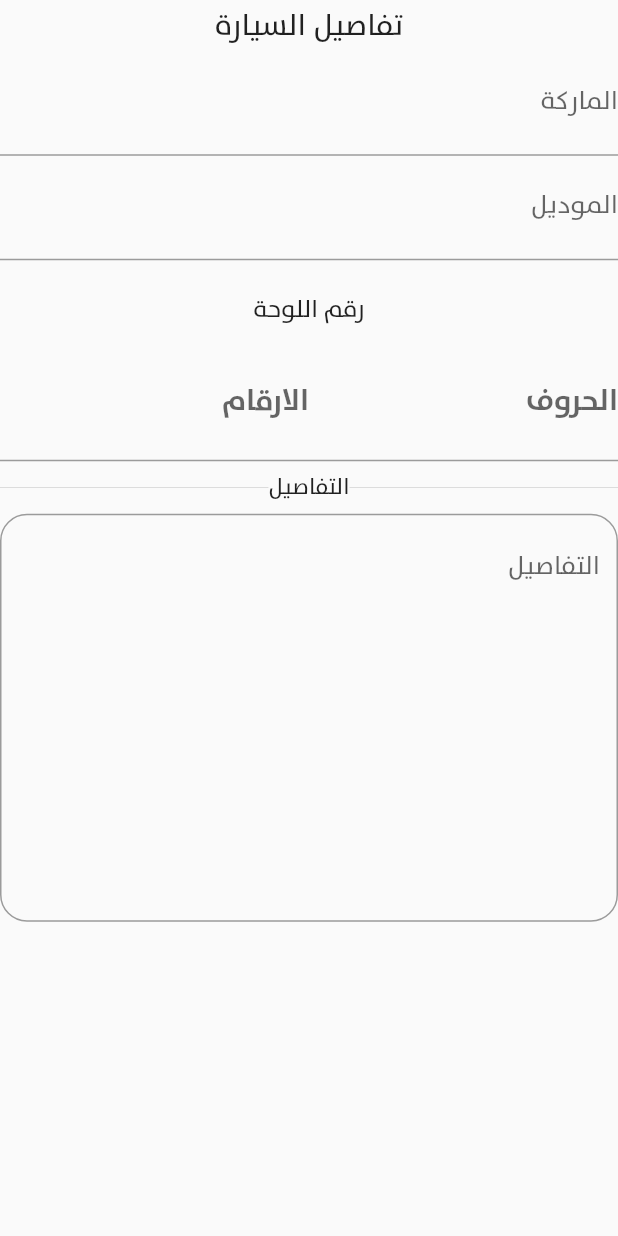
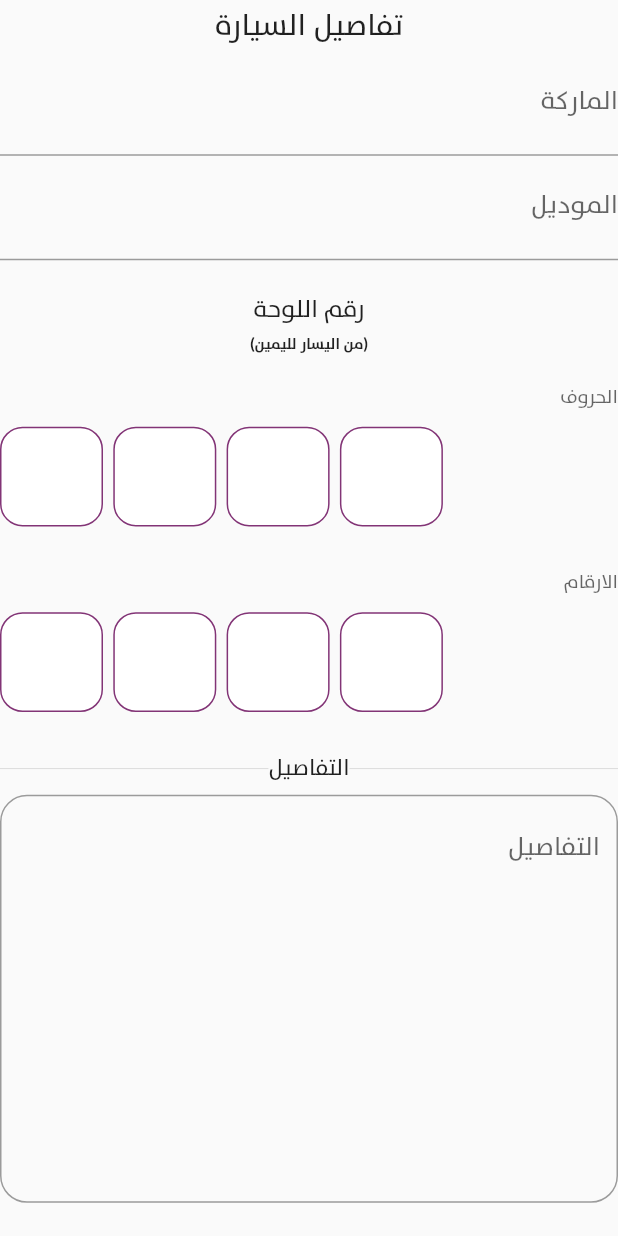
Before and after one commit to MustafaAhmed20/lost-mobile_app, a Flutter app: the FormCar widget shown alone on an empty page, opened directly with empty values, on a phone screen of 412 x 824 dp. Run offline on Flutter 3.47's test engine with Material 2 defaults, Android fonts, the light colour scheme and no system bars; drawn by our look-alikes of flutter_form_builder; our stand-ins replace carousel_slider, chips_choice, file_picker, flutter_image_compress, flutter_login, flutter_spinkit and 8 more; missing offline and left inert: country_pickers, flutter_verification_code, map_launcher; accounts and stored records are empty; generated files the repository leaves out were written again.

Commit message:
alter car form

```diff
--- a/lib/models/appData.dart
+++ b/lib/models/appData.dart
@@ -976,7 +976,7 @@ class PostData extends ChangeNotifier {
     // create local copy from the data
     Map<dynamic, dynamic> data = Map<dynamic, dynamic>()..addAll(passedData);
 
-    List<File> photos = data['photos'];
+    List<File> photos = data['photos'] ?? [];
     data.remove('photos');
 
     if (data['location'] != null) {
--- a/lib/pages/forms/car_form.dart
+++ b/lib/pages/forms/car_form.dart
@@ -8,8 +8,17 @@ import 'package:flutter_form_builder/flutter_form_builder.dart';
 import 'package:lost/app_localizations.dart';
 import 'package:lost/pages/forms/details_field.dart';
 
+// colors
+import 'package:lost/constants.dart';
+
 // validation
 import 'package:lost/pages/validators.dart';
+
+// sizer
+import 'package:sizer/sizer.dart';
+
+//
+import 'package:lost/widgets/verification_code.dart';
 
 class FormCar extends StatefulWidget {
   final GlobalKey<FormBuilderState> formKey;
@@ -23,13 +32,8 @@ class FormCar extends StatefulWidget {
 }
 
 class _FormCarState extends State<FormCar> {
-  final TextEditingController controller = TextEditingController();
-
-  bool isTextFieldUpdatedByUser = false;
-
   @override
   void dispose() {
-    controller.dispose();
     super.dispose();
   }
 
@@ -95,89 +99,97 @@ class _FormCarState extends State<FormCar> {
               ),
         ),
 
-        // plate number
+        // plate number title
         Padding(
           padding: const EdgeInsets.only(top: 20, bottom: 10),
-          child: Text(
+          child: Column(
+            children: [
+              Text(
                 AppLocalizations.of(context).translate('carForm_plate'),
                 style: TextStyle(fontSize: 16),
+              ),
+              Text(
+                '(من اليسار لليمين)',
+                style: TextStyle(fontSize: 10, fontWeight: FontWeight.w600),
+              ),
+            ],
           ),
         ),
 
         // plate number & letters
-        Row(
+        Column(
           children: [
-            // plate number - letters
-            Expanded(
-              child: FormBuilderTextField(
+            // plate letters
+            FormBuilderField<String>(
               name: "plate_number_letters",
-                  controller: controller,
+              builder: (field) => InputDecorator(
                 decoration: InputDecoration(
                   labelText: AppLocalizations.of(context)
                       .translate('carForm_plateLetters'),
-                    labelStyle: TextStyle(
-                      letterSpacing: 1.0,
+                  border: InputBorder.none,
+                  errorText: field.errorText,
+                ),
+                child: Container(
+                  padding: EdgeInsets.symmetric(vertical: 1.h),
+                  width: 100.w,
+                  child: Directionality(
+                    textDirection: TextDirection.ltr,
+                    child: VerificationCode(
+                      textStyle: TextStyle(
+                          fontSize: 16.0.sp, color: textColorDarkBlack),
+                      itemSize: 50.sp,
+                      keyboardType: TextInputType.text,
+                      length: 4,
+                      onCompleted: (String value) {},
+                      onChanged: (value) {
+                        field.didChange(value);
+                      },
+                      onEditing: (bool value) {},
                     ),
                   ),
-                  valueTransformer: (value) {
-                    // return '88';
-                    return value;
-                  },
-                  onChanged: (value) {
-                    // print(value);
-                    // formKey.currentState.fields['plate_number_letters']
-                    //     .didChange('8');
-
-                    // widget.formKey.currentState.fields['plate_number_letters']
-                    //     .setValue('8');
-                    // setState(() {
-                    // print('this happend');
-                    // if (!isTextFieldUpdatedByUser) {
-                    //   isTextFieldUpdatedByUser = true;
-
-                    //   print('change happend!');
-                    //   setState(() {
-                    //     controller.text = '8';
-                    //   });
-                    //   return;
-                    // }
-                    // isTextFieldUpdatedByUser = false;
-                    // });
-                  },
-                  style: TextStyle(
-                    letterSpacing: 7.0,
-                    fontSize: 20,
-                    fontWeight: FontWeight.bold,
+                ),
               ),
               validator: (val) {
-                    String firstValidate = FormBuilderValidators.required(
-                        context,
+                String firstValidate = FormBuilderValidators.required(context,
                     errorText: AppLocalizations.of(context)
                         .translate('operatioForm_requiredError'))(val);
 
                 if (firstValidate != null) return firstValidate;
 
                 // validate the value
-
                 return validatPlateNumberLetters(context, val);
-                  }),
+              },
             ),
 
-            // plate number - numbers
-            Expanded(
-              child: FormBuilderTextField(
+            // plate numbers
+            FormBuilderField<String>(
               name: "plate_number_numbers",
+              builder: (field) => InputDecorator(
                 decoration: InputDecoration(
                   labelText: AppLocalizations.of(context)
                       .translate('carForm_plateNumbers'),
-                  labelStyle: TextStyle(
-                    letterSpacing: 1.0,
+                  border: InputBorder.none,
+                  errorText: field.errorText,
+                ),
+                child: Container(
+                  padding: EdgeInsets.symmetric(vertical: 1.h),
+                  width: 100.w,
+                  child: Directionality(
+                    textDirection: TextDirection.ltr,
+                    child: VerificationCode(
+                      textStyle: TextStyle(
+                          fontSize: 16.0.sp, color: textColorDarkBlack),
+                      itemSize: 50.sp,
+                      keyboardType: TextInputType.number,
+                      length: 4,
+                      onCompleted: (String value) {},
+                      onChanged: (value) {
+                        field.didChange(value);
+                      },
+                      onEditing: (bool value) {},
                     ),
                   ),
-                style: TextStyle(
-                  letterSpacing: 7.0,
-                  fontSize: 20,
-                  fontWeight: FontWeight.bold,
+                ),
               ),
               validator: (value) {
                 String firstValidate = FormBuilderValidators.required(context,
@@ -190,9 +202,97 @@ class _FormCarState extends State<FormCar> {
                 return validatPlateNumberNumbers(context, value);
               },
             ),
-            )
           ],
         ),
+
+        // // Row(
+        //   children: [
+        //     // plate number - letters
+        //     Expanded(
+        //       child: FormBuilderTextField(
+        //           name: "plate_number_letters",
+        //           controller: controller,
+        //           decoration: InputDecoration(
+        //             labelText: AppLocalizations.of(context)
+        //                 .translate('carForm_plateLetters'),
+        //             labelStyle: TextStyle(
+        //               letterSpacing: 1.0,
+        //             ),
+        //           ),
+        //           valueTransformer: (value) {
+        //             // return '88';
+        //             return value;
+        //           },
+        //           onChanged: (value) {
+        //             // print(value);
+        //             // formKey.currentState.fields['plate_number_letters']
+        //             //     .didChange('8');
+
+        //             // widget.formKey.currentState.fields['plate_number_letters']
+        //             //     .setValue('8');
+        //             // setState(() {
+        //             // print('this happend');
+        //             // if (!isTextFieldUpdatedByUser) {
+        //             //   isTextFieldUpdatedByUser = true;
+
+        //             //   print('change happend!');
+        //             //   setState(() {
+        //             //     controller.text = '8';
+        //             //   });
+        //             //   return;
+        //             // }
+        //             // isTextFieldUpdatedByUser = false;
+        //             // });
+        //           },
+        //           style: TextStyle(
+        //             letterSpacing: 7.0,
+        //             fontSize: 20,
+        //             fontWeight: FontWeight.bold,
+        //           ),
+        //           validator: (val) {
+        //             String firstValidate = FormBuilderValidators.required(
+        //                 context,
+        //                 errorText: AppLocalizations.of(context)
+        //                     .translate('operatioForm_requiredError'))(val);
+
+        //             if (firstValidate != null) return firstValidate;
+
+        //             // validate the value
+
+        //             return validatPlateNumberLetters(context, val);
+        //           }),
+        //     ),
+
+        //     // plate number - numbers
+        //     Expanded(
+        //       child: FormBuilderTextField(
+        //         name: "plate_number_numbers",
+        //         decoration: InputDecoration(
+        //           labelText: AppLocalizations.of(context)
+        //               .translate('carForm_plateNumbers'),
+        //           labelStyle: TextStyle(
+        //             letterSpacing: 1.0,
+        //           ),
+        //         ),
+        //         style: TextStyle(
+        //           letterSpacing: 7.0,
+        //           fontSize: 20,
+        //           fontWeight: FontWeight.bold,
+        //         ),
+        //         validator: (value) {
+        //           String firstValidate = FormBuilderValidators.required(context,
+        //               errorText: AppLocalizations.of(context)
+        //                   .translate('operatioForm_requiredError'))(value);
+
+        //           if (firstValidate != null) return firstValidate;
+
+        //           // validate the value
+        //           return validatPlateNumberNumbers(context, value);
+        //         },
+        //       ),
+        //     )
+        //   ],
+        // ),
 
         //details
         Visibility(
--- /dev/null
+++ b/lib/widgets/verification_code.dart
@@ -0,0 +1,224 @@
+import 'package:flutter/material.dart';
+
+// colors
+import 'package:lost/constants.dart';
+
+class VerificationCode extends StatefulWidget {
+  final ValueChanged<String> onCompleted;
+  final ValueChanged<String> onChanged;
+  final ValueChanged<bool> onEditing;
+  final TextInputType keyboardType;
+  final int length;
+  final double itemSize;
+  // in case underline color is null it will use primaryColor from Theme
+  final Color underlineColor;
+  final TextStyle textStyle;
+  //TODO autofocus == true bug
+  final bool autofocus;
+
+  ///takes any widget, display it, when tap on that element - clear all fields
+  final Widget clearAll;
+
+  VerificationCode({
+    Key key,
+    @required this.onCompleted,
+    @required this.onChanged,
+    @required this.onEditing,
+    this.keyboardType = TextInputType.number,
+    this.length = 4,
+    this.underlineColor,
+    this.itemSize = 50,
+    this.textStyle = const TextStyle(fontSize: 25.0),
+    this.autofocus = false,
+    this.clearAll,
+  })  : assert(length > 0),
+        assert(itemSize > 0),
+        assert(onCompleted != null),
+        assert(onChanged != null),
+        assert(onEditing != null),
+        super(key: key);
+
+  @override
+  _VerificationCodeState createState() => _VerificationCodeState();
+}
+
+class _VerificationCodeState extends State<VerificationCode> {
+  List<FocusNode> _listFocusNode = <FocusNode>[];
+  List<TextEditingController> _listControllerText = <TextEditingController>[];
+  List<String> _code = [];
+  int _currentIndex = 0;
+
+  @override
+  void initState() {
+    _listFocusNode.clear();
+    for (var i = 0; i < widget.length; i++) {
+      _listFocusNode.add(FocusNode(debugLabel: '$i'));
+      _listControllerText.add(TextEditingController());
+      _code.add('');
+    }
+    super.initState();
+  }
+
+  String _getInputVerify() {
+    String verifyCode = "";
+    for (var i = 0; i < widget.length; i++) {
+      for (var index = 0; index < _listControllerText[i].text.length; index++) {
+        if (_listControllerText[i].text[index] != "") {
+          verifyCode += _listControllerText[i].text[index];
+        }
+      }
+    }
+    return verifyCode;
+  }
+
+  Widget _buildInputItem(int index) {
+    return Column(
+      children: [
+        Container(
+          decoration: BoxDecoration(
+            color: Colors.white,
+            borderRadius: BorderRadius.circular(15),
+            border: Border.all(color: mainLiteColor),
+          ),
+          child: TextField(
+            keyboardType: widget.keyboardType,
+            maxLines: 1,
+            maxLength: 1,
+            controller: _listControllerText[index],
+            focusNode: _listFocusNode[index],
+            showCursor: true,
+            maxLengthEnforced: true,
+            autocorrect: false,
+            textAlign: TextAlign.center,
+            autofocus: widget.autofocus,
+            style: widget.textStyle,
+            decoration: InputDecoration(
+              // enabledBorder: UnderlineInputBorder(
+              //   borderSide: BorderSide(color: Colors.grey),
+              // ),
+              // focusedBorder: UnderlineInputBorder(
+              //   borderSide: BorderSide(
+              //       color: widget.underlineColor ?? Theme.of(context).primaryColor),
+              // ),
+              border: InputBorder.none,
+              counterText: "",
+              contentPadding: EdgeInsets.all(((widget.itemSize * 2) / 10)),
+              errorMaxLines: 1,
+            ),
+            // textInputAction: TextInputAction.previous,
+            onChanged: (String value) {
+              if ((_currentIndex + 1) == widget.length && value.length > 0) {
+                widget.onEditing(false);
+                widget.onChanged(_getInputVerify());
+              } else {
+                widget.onEditing(true);
+                widget.onChanged(_getInputVerify());
+              }
+
+              if (value.length > 0 && index < widget.length ||
+                  index == 0 && value.isNotEmpty) {
+                if (index == widget.length - 1) {
+                  widget.onCompleted(_getInputVerify());
+                  return;
+                }
+                if (_listControllerText[index + 1].value.text.isEmpty) {
+                  _listControllerText[index + 1].value =
+                      TextEditingValue(text: "");
+                }
+                if (index < widget.length - 1) {
+                  _next(index);
+                }
+
+                return;
+              }
+              if (value.length == 0 && index >= 0) {
+                _prev(index);
+              }
+            },
+          ),
+        ),
+
+        // some space
+        // SizedBox(
+        //   height: 7,
+        // ),
+        // // underLine
+        // Container(
+        //   decoration: BoxDecoration(
+        //     color: Color(0xffdfc8b9),
+        //     borderRadius: BorderRadius.circular(20),
+        //     // border: Border.all(color: praimaryColor),
+        //   ),
+        //   width: widget.itemSize,
+        //   height: 6,
+        // ),
+      ],
+    );
+  }
+
+  void _next(int index) {
+    if (index != widget.length - 1) {
+      setState(() {
+        _currentIndex = index + 1;
+      });
+      FocusScope.of(context).requestFocus(_listFocusNode[_currentIndex]);
+    }
+  }
+
+  void _prev(int index) {
+    if (index > 0) {
+      setState(() {
+        if (_listControllerText[index].text.isEmpty) {}
+        _currentIndex = index - 1;
+      });
+      FocusScope.of(context).requestFocus(FocusNode());
+      FocusScope.of(context).requestFocus(_listFocusNode[_currentIndex]);
+    }
+  }
+
+  List<Widget> _buildListWidget() {
+    List<Widget> listWidget = [];
+    for (int index = 0; index < widget.length; index++) {
+      double left = (index == 0) ? 0.0 : (widget.itemSize / 10);
+      listWidget.add(Container(
+          // height: widget.itemSize + 20,
+          width: widget.itemSize,
+          margin: EdgeInsets.only(left: left),
+          child: _buildInputItem(index)));
+    }
+    return listWidget;
+  }
+
+  @override
+  Widget build(BuildContext context) {
+    return SingleChildScrollView(
+        scrollDirection: Axis.horizontal,
+        child: Column(
+          children: <Widget>[
+            Row(
+              mainAxisAlignment: MainAxisAlignment.center,
+              children: _buildListWidget(),
+            ),
+            widget.clearAll != null
+                ? _clearAllWidget(widget.clearAll)
+                : Container(),
+          ],
+        ));
+  }
+
+  Widget _clearAllWidget(child) {
+    return GestureDetector(
+      onTap: () {
+        widget.onEditing(true);
+        for (var i = 0; i < widget.length; i++) {
+          _listControllerText[i].text = '';
+        }
+        setState(() {
+          _currentIndex = 0;
+          FocusScope.of(context).requestFocus(_listFocusNode[0]);
+        });
+      },
+      child: child,
+    );
+  }
+}
```
Also changed, not shown: lib/pages/forms/form2.dart (+40 -14 lines). Lines whose indentation alone changed are shown as unchanged.
